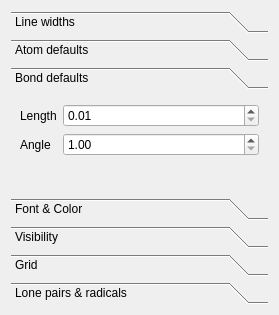
Qt form libmolsketch/scenepropertieswidget.ui (timvdm/Molsketch) before a commit.
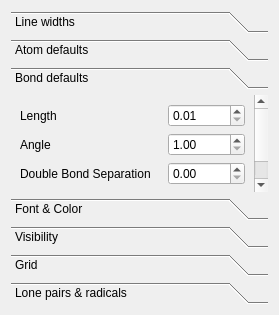
The same form after that commit. The open tabs and pages were chosen to show the change. Custom widgets are drawn as their Qt base class.

Commit message: Add bond wedge width and bond separation settings

The edit to the form file:
```diff
--- a/libmolsketch/scenepropertieswidget.ui
+++ b/libmolsketch/scenepropertieswidget.ui
@@ -157,6 +157,26 @@
          </property>
         </widget>
        </item>
+       <item row="2" column="1">
+        <widget class="QDoubleSpinBox" name="bondSeparation"/>
+       </item>
+       <item row="3" column="1">
+        <widget class="QDoubleSpinBox" name="bondWedgeWidth"/>
+       </item>
+       <item row="2" column="0">
+        <widget class="QLabel" name="bondSeparationLabel">
+         <property name="text">
+          <string>Double Bond Separation</string>
+         </property>
+        </widget>
+       </item>
+       <item row="3" column="0">
+        <widget class="QLabel" name="bondWedgeWidthLabel">
+         <property name="text">
+          <string>Stereo Bond Wedge Width</string>
+         </property>
+        </widget>
+       </item>
       </layout>
      </widget>
      <widget class="QWidget" name="basicProperties">
```
The commit also changes 4 other files.
